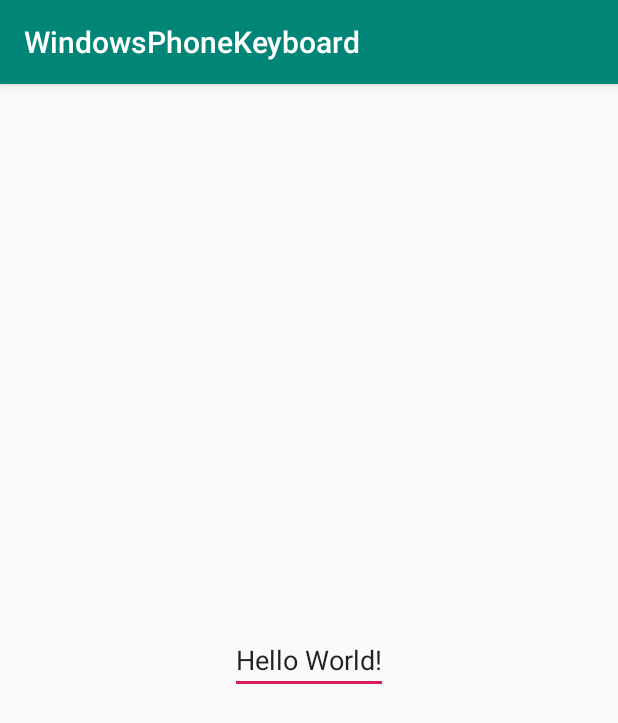
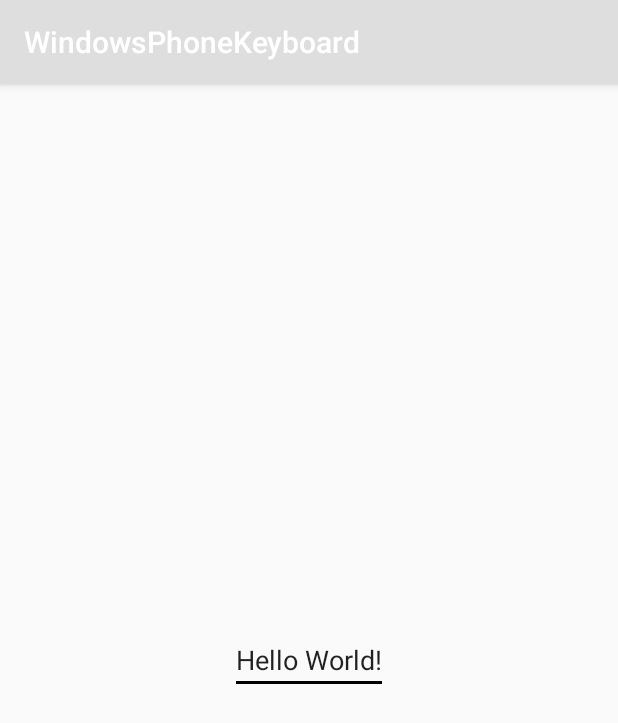
Before and after one commit to fhnaseer/WindowsPhoneKeyboard, an Android app: the screen it shows after launch (MainActivity), on a phone screen of 412 x 824 dp. Shown: the top 723 px of the screen. Run offline under Robolectric (Android 15) with nearby library versions, the phone set to English and light mode, and no system bars.

Commit message:
some color changes,

```diff
--- a/app/src/main/res/layout/key_preview.xml
+++ b/app/src/main/res/layout/key_preview.xml
@@ -2,9 +2,8 @@
 <TextView xmlns:android="http://schemas.android.com/apk/res/android"
     android:layout_width="match_parent"
     android:layout_height="match_parent"
-    android:background="@color/colorPrimaryDark"
+    android:background="@color/colorGreen"
     android:textAlignment="center"
-    android:textColor="@color/colorPrimary"
+    android:textColor="@color/colorWhite"
     android:textSize="30sp">
-
 </TextView>
--- a/app/src/main/res/layout/keyboard_view.xml
+++ b/app/src/main/res/layout/keyboard_view.xml
@@ -4,7 +4,7 @@
     android:layout_width="match_parent"
     android:layout_height="match_parent"
     android:layout_alignParentBottom="true"
-    android:background="@color/colorPrimary"
+    android:background="@color/colorGray"
     android:keyPreviewLayout="@layout/key_preview">
 
 </android.inputmethodservice.KeyboardView>
--- a/app/src/main/res/values/colors.xml
+++ b/app/src/main/res/values/colors.xml
@@ -1,6 +1,7 @@
 <?xml version="1.0" encoding="utf-8"?>
 <resources>
-    <color name="colorPrimary">#008577</color>
-    <color name="colorPrimaryDark">#00574B</color>
-    <color name="colorAccent">#D81B60</color>
+    <color name="colorWhite">#ffffff</color>
+    <color name="colorGray">#dedede</color>
+    <color name="colorBlack">#000000</color>
+    <color name="colorGreen">#00b400</color>
 </resources>
--- a/app/src/main/res/values/styles.xml
+++ b/app/src/main/res/values/styles.xml
@@ -3,9 +3,9 @@
     <!-- Base application theme. -->
     <style name="AppTheme" parent="Theme.AppCompat.Light.DarkActionBar">
         <!-- Customize your theme here. -->
-        <item name="colorPrimary">@color/colorPrimary</item>
-        <item name="colorPrimaryDark">@color/colorPrimaryDark</item>
-        <item name="colorAccent">@color/colorAccent</item>
+        <item name="colorPrimary">@color/colorGray</item>
+        <item name="colorPrimaryDark">@color/colorGray</item>
+        <item name="colorAccent">@color/colorBlack</item>
     </style>
 
 </resources>
```
Also changed, not shown: app/src/main/res/xml/keys_layout.xml (+6 -5 lines).
